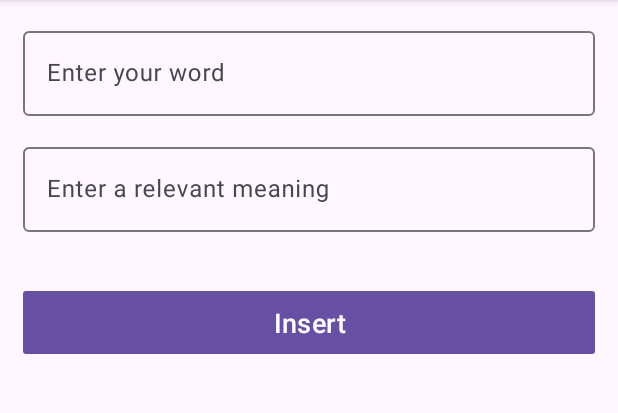
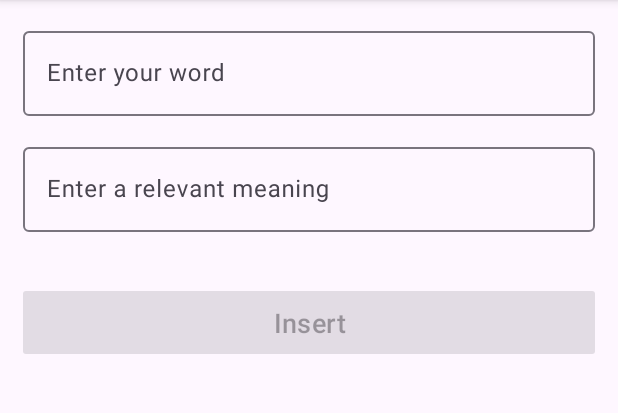
Before and after one commit to raseiker/Dictionary-app, an Android app: the fragment AddDictionaryFragment placed in its activity, on a phone screen of 412 x 824 dp, the part 96-509 px from its top. Run offline under Robolectric (Android 15) with nearby library versions, the phone set to English and light mode, and no system bars; our stand-ins replace Dagger/Hilt's generated code, data binding, navigation-ui; 2 statements that could not run were skipped.

Commit message:
inital state

```diff
--- a/app/src/main/java/com/example/diccionarityapp/ui/AddDictionaryFragment.kt
+++ b/app/src/main/java/com/example/diccionarityapp/ui/AddDictionaryFragment.kt
@@ -7,6 +7,7 @@ import android.view.View
 import android.view.ViewGroup
 import androidx.fragment.app.activityViewModels
 import androidx.navigation.fragment.findNavController
+import com.example.diccionarityapp.R
 import com.example.diccionarityapp.databinding.FragmentAddDictionaryBinding
 import dagger.hilt.android.AndroidEntryPoint
 
@@ -30,12 +31,14 @@ class AddDictionaryFragment : Fragment() {
         binding?.apply {
             viewModel = this@AddDictionaryFragment.viewModel
             addFragment = this@AddDictionaryFragment
-            isValidEntries = isValidEntries()
-            actionBtn.text = if(this@AddDictionaryFragment.viewModel.insertActionStatus) "Insert" else "Update"
+//            actionBtn.isEnabled = isValidEntries()
+            lifecycleOwner = viewLifecycleOwner
         }
     }
-    //this is in testing
-//    fun displayButtonText() = if(viewModel.insertActionStatus) "Insert" else "Update"
+    /*
+    Set appropriate text for the button: It only can be: Insert or Update
+     */
+    fun displayButtonText() = getString(if(viewModel.insertActionStatus) R.string.lbl_button_insert else R.string.lbl_button_update)
 
     /*
     Insert new item in the database
@@ -67,8 +70,12 @@ class AddDictionaryFragment : Fragment() {
         }
     }
 
+//    fun isValidEntries(): LiveData<Boolean>  {
+//        return liveData { binding?.meaningTv.toString().isNotEmpty() && binding?.wordTv.toString().isNotEmpty() }
+//    }
     fun isValidEntries(): Boolean  {
-        return binding?.meaningTv.toString().isNotEmpty() && binding?.wordTv.toString().isNotEmpty()
+        viewModel.isValidEntries(binding?.meaningTv?.text.toString(), binding?.wordTv?.text.toString())
+        return viewModel.isButtonEnabled.value ?: false
     }
         //true * false = false = true
 
--- a/app/src/main/java/com/example/diccionarityapp/ui/DictionaryViewModel.kt
+++ b/app/src/main/java/com/example/diccionarityapp/ui/DictionaryViewModel.kt
@@ -27,9 +27,15 @@ class DictionaryViewModel @Inject constructor(
     private var _insertActionStatus = true
     val insertActionStatus get() = _insertActionStatus
 
+    private var _isButtonEnabled = MutableLiveData(false)
+    val isButtonEnabled: LiveData<Boolean> get() = _isButtonEnabled
     init {
 //        getAllTwo()
 //        getSize()
+    }
+
+    fun isValidEntries(vararg entries: String){
+        _isButtonEnabled.value = entries.find { it.isEmpty() || it.isBlank() } == null
     }
 
     fun getAllTwo() = viewModelScope.launch {
@@ -94,3 +100,11 @@ class DictionaryViewModel @Inject constructor(
     )
 
 }
+
+fun main() {
+    fun isEntriesValid(vararg entries: String): Boolean {
+        return entries.find { it.isEmpty() || it.isBlank() } == null
+    }
+
+    println(isEntriesValid("word", "    ","meaning"))
+}
--- a/app/src/main/res/layout/fragment_add_dictionary.xml
+++ b/app/src/main/res/layout/fragment_add_dictionary.xml
@@ -69,8 +69,9 @@
             android:textSize="18sp"
             android:minHeight="50dp"
             android:layout_marginTop="35dp"
+            android:text="@{addFragment.displayButtonText()}"
             android:onClick="@{() -> addFragment.onClick()}"
-            android:enabled="@{isValidEntries}"
+            android:enabled="@{addFragment.isValidEntries()}"
             tools:text="Insert"
             app:layout_constraintEnd_toStartOf="parent"
             app:layout_constraintTop_toBottomOf="@id/meaning"
--- a/app/src/main/res/navigation/nav_graph.xml
+++ b/app/src/main/res/navigation/nav_graph.xml
@@ -10,7 +10,8 @@
         android:label="@string/app_name" >
         <action
             android:id="@+id/action_dictionaryListFragment_to_addDictionaryFragment"
-            app:destination="@id/addDictionaryFragment" />
+            app:destination="@id/addDictionaryFragment"
+            app:enterAnim="@anim/nav_default_enter_anim" />
     </fragment>
     <fragment
         android:id="@+id/addDictionaryFragment"
--- a/app/src/main/res/values/strings.xml
+++ b/app/src/main/res/values/strings.xml
@@ -11,4 +11,6 @@
     <string name="alert_message">Are you sure to delete %s word and its meaning permanently?</string>
     <string name="lbl_meaning">Enter a relevant meaning</string>
     <string name="lbl_word">Enter your word</string>
+    <string name="lbl_button_update">Update</string>
+    <string name="lbl_button_insert">Insert</string>
 </resources>
```
